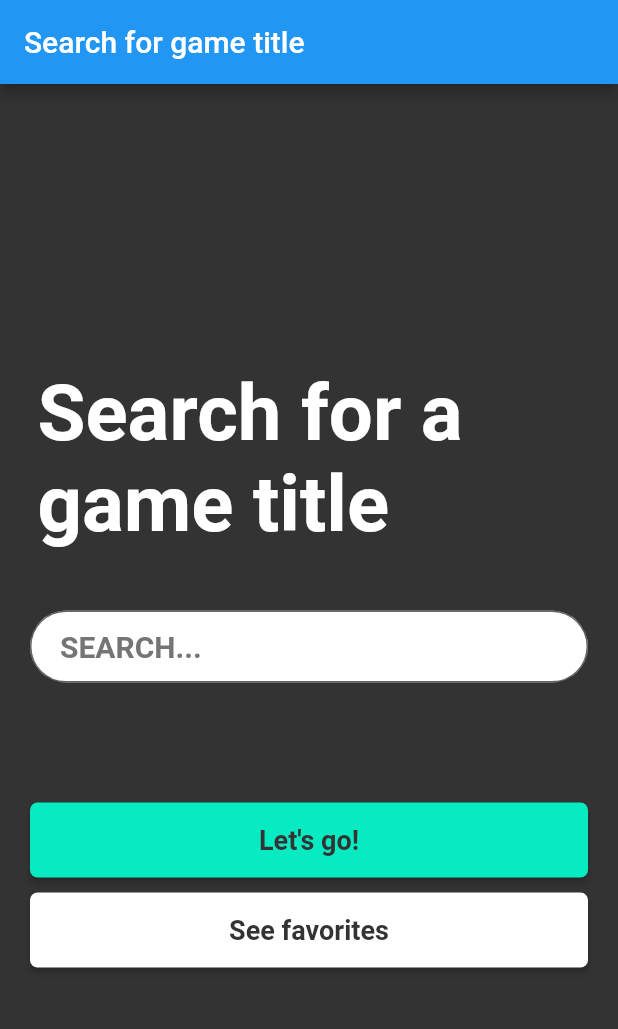
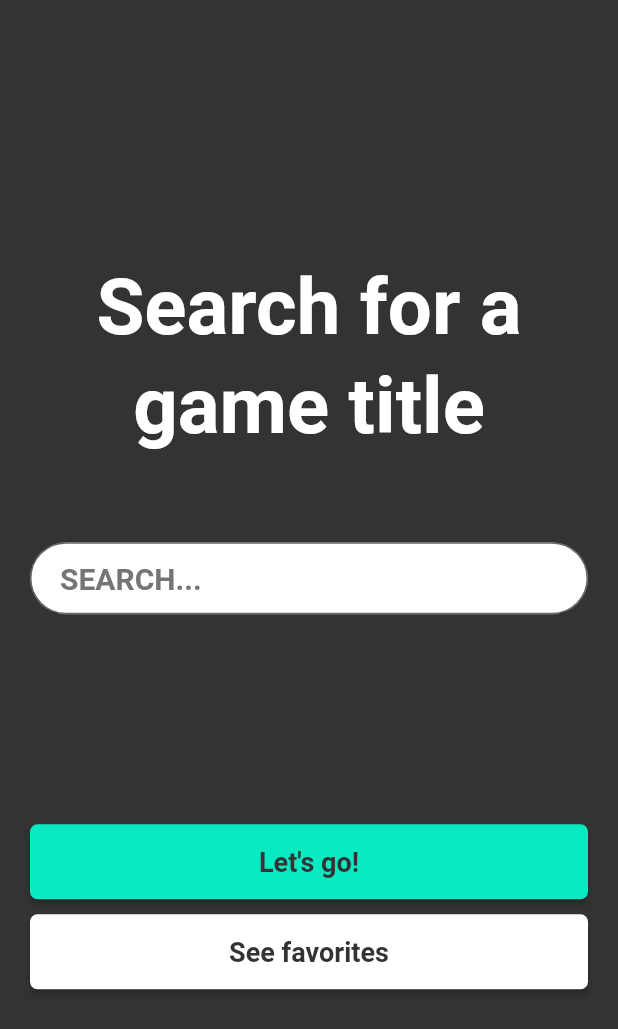
Before and after one commit to fucskonorbi/FlutterFavouriteGames, a Flutter app: the screen it shows after launch, on a phone screen of 412 x 824 dp. Shown: the top 1029 px of the screen. Run offline on Flutter 3.47's test engine with Material 2 defaults, Android fonts, the light colour scheme and no system bars; our stand-ins replace bloc, dio, equatable, floor, flutter_bloc, get_it and 3 more; accounts and stored records are empty; generated files the repository leaves out were written again.

Commit message:
Remove appbar

```diff
--- a/lib/ui/favourite_page.dart
+++ b/lib/ui/favourite_page.dart
@@ -18,11 +18,7 @@ class FavouritePage extends StatelessWidget {
       create: (context) => injector<FavouritedBloc>(),
       child: SafeArea(
         child: Scaffold(
-          appBar: AppBar(
-            title: const Text(
-              'Favourite games',
-            ),
-          ),
+          resizeToAvoidBottomInset: false,
           backgroundColor: Theme.of(context).scaffoldBackgroundColor,
           body: BlocBuilder<FavouritedBloc, FavouritedState>(
             builder: (context, state) {
--- a/lib/ui/search_page.dart
+++ b/lib/ui/search_page.dart
@@ -14,9 +14,7 @@ class SearchPage extends StatelessWidget {
     final textController = TextEditingController();
     return SafeArea(
       child: Scaffold(
-        appBar: AppBar(
-          title: const Text('Search for game title'),
-        ),
+        resizeToAvoidBottomInset: false,
         backgroundColor: Theme.of(context).scaffoldBackgroundColor,
         body: Padding(
           padding: const EdgeInsets.fromLTRB(20, 0, 20, 0),
@@ -25,9 +23,21 @@ class SearchPage extends StatelessWidget {
             crossAxisAlignment: CrossAxisAlignment.center,
             children: [
               const Padding(
-                padding: EdgeInsets.fromLTRB(5, 40, 5, 40),
+                padding: EdgeInsets.fromLTRB(5, 40, 5, 5),
                 child: Text(
-                  'Search for a game title',
+                  'Search for a',
+                  style: TextStyle(
+                      fontSize: 52,
+                      fontWeight: FontWeight.bold,
+                      color: Colors.white,
+                      fontFamily: 'Roboto'),
+                  softWrap: true,
+                ),
+              ),
+              const Padding(
+                padding: EdgeInsets.fromLTRB(5, 0, 5, 60),
+                child: Text(
+                  'game title',
                   style: TextStyle(
                       fontSize: 52,
                       fontWeight: FontWeight.bold,
@@ -37,7 +47,7 @@ class SearchPage extends StatelessWidget {
                 ),
               ),
               Padding(
-                padding: const EdgeInsets.fromLTRB(0, 0, 0, 70),
+                padding: const EdgeInsets.fromLTRB(0, 0, 0, 130),
                 child: TextFormField(
                   controller: textController,
                   style: const TextStyle(
```
Also changed, not shown: lib/ui/deal_list.dart (+6 -6 lines).
